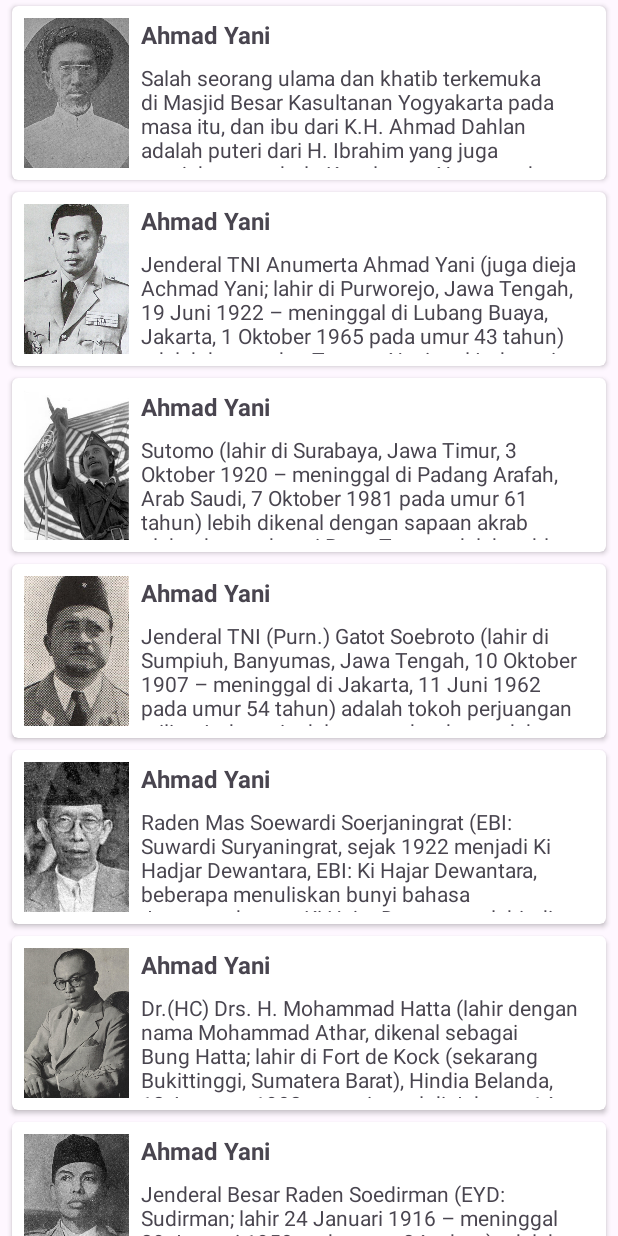
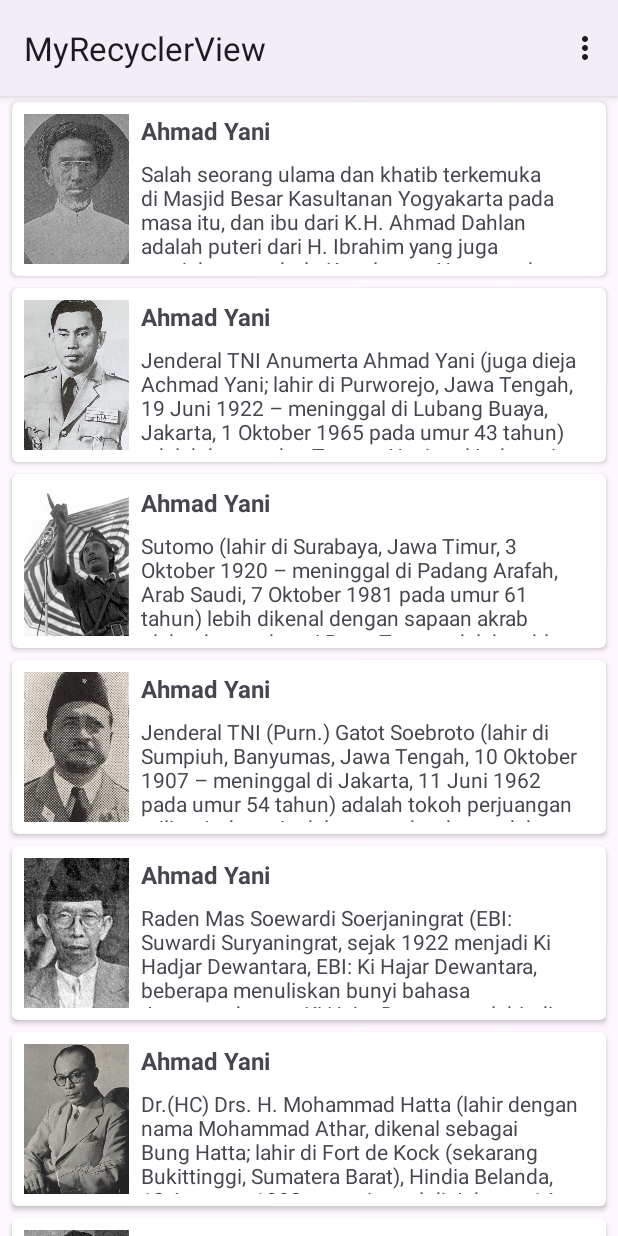
Before and after one commit to Nakiyama1234/MyRecyclerView---Dicoding, an Android app: the screen it shows after launch (MainActivity), on a phone screen of 412 x 824 dp. Run offline under Robolectric (Android 15) with nearby library versions, the phone set to English and light mode, and no system bars.

Commit message:
MRV - List Hero

```diff
--- a/app/src/main/res/values/strings.xml
+++ b/app/src/main/res/values/strings.xml
@@ -1,9 +1,10 @@
 <resources>
     <string name="app_name">MyRecyclerView</string>
-
     <string name="heroes_name">Nama Pahlawan</string>
     <string name="description">Deskripsi</string>
     <string name="nama_pahlawan">Nama Pahlawan</string>
+    <string name="list">List</string>
+    <string name="grid">Grid</string>
     <string-array name="data_name">
         <item>Ahmad Dahlan</item>
         <item>Ahmad Yani</item>
--- a/app/src/main/res/values/themes.xml
+++ b/app/src/main/res/values/themes.xml
@@ -1,6 +1,6 @@
 <resources xmlns:tools="http://schemas.android.com/tools">
     <!-- Base application theme. -->
-    <style name="Base.Theme.MyRecyclerView" parent="Theme.Material3.DayNight.NoActionBar">
+    <style name="Base.Theme.MyRecyclerView" parent="Theme.Material3.DayNight">
         <!-- Customize your light theme here. -->
         <!-- <item name="colorPrimary">@color/my_light_primary</item> -->
     </style>
```
